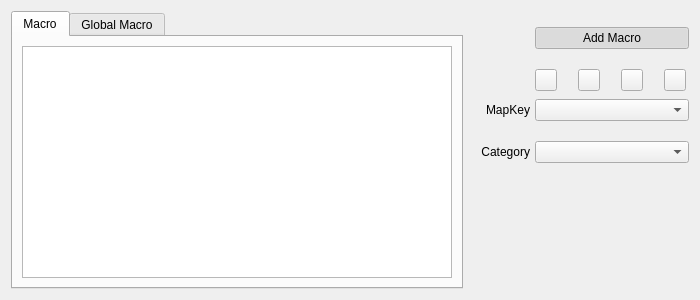
Qt form QKeyMapper/qmacrolistdialog.ui (Zalafina/QKeyMapper) before a commit.
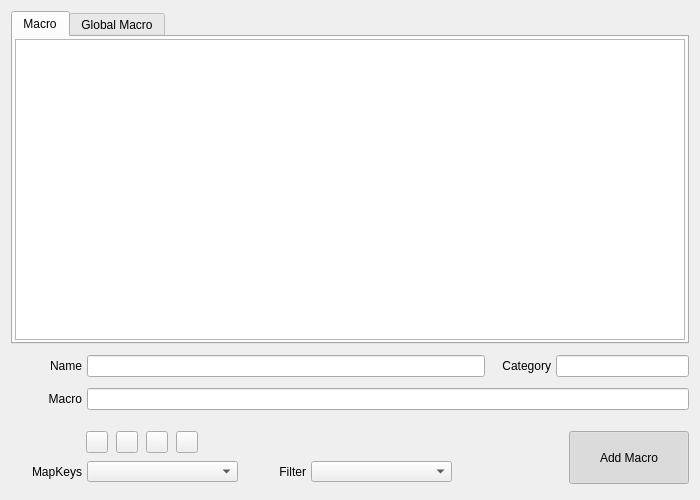
The same form after that commit. The open tabs and pages were chosen to show the change. Custom widgets are drawn as their Qt base class.

Commit message: Add macro list dialog.

Patch:
```diff
--- a/QKeyMapper/qmacrolistdialog.ui
+++ b/QKeyMapper/qmacrolistdialog.ui
@@ -7,25 +7,25 @@
     <x>0</x>
     <y>0</y>
     <width>700</width>
-    <height>300</height>
+    <height>500</height>
    </rect>
   </property>
   <property name="minimumSize">
    <size>
-    <width>500</width>
-    <height>200</height>
+    <width>600</width>
+    <height>400</height>
    </size>
   </property>
   <property name="windowTitle">
    <string>Mapping Macro List</string>
   </property>
+  <layout class="QVBoxLayout" name="verticalLayout_Dialog">
+   <property name="bottomMargin">
+    <number>0</number>
+   </property>
+   <item>
+    <widget class="QWidget" name="showMacroListWidget" native="true">
   <layout class="QHBoxLayout" name="horizontalLayout">
-   <item>
-    <widget class="QWidget" name="macrolistWidget" native="true">
-     <layout class="QVBoxLayout" name="verticalLayout_3">
-      <property name="spacing">
-       <number>0</number>
-      </property>
       <property name="leftMargin">
        <number>0</number>
       </property>
@@ -48,6 +48,21 @@
           <string>Macro</string>
          </attribute>
          <layout class="QVBoxLayout" name="verticalLayout_2">
+          <property name="spacing">
+           <number>0</number>
+          </property>
+          <property name="leftMargin">
+           <number>2</number>
+          </property>
+          <property name="topMargin">
+           <number>2</number>
+          </property>
+          <property name="rightMargin">
+           <number>2</number>
+          </property>
+          <property name="bottomMargin">
+           <number>2</number>
+          </property>
           <item>
            <widget class="MacroListDataTableWidget" name="globalMacroTable"/>
           </item>
@@ -71,83 +86,7 @@
    <item>
     <widget class="QWidget" name="othersWidget" native="true">
      <property name="sizePolicy">
-      <sizepolicy hsizetype="Fixed" vsizetype="Preferred">
-       <horstretch>0</horstretch>
-       <verstretch>0</verstretch>
-      </sizepolicy>
-     </property>
-     <property name="minimumSize">
-      <size>
-       <width>220</width>
-       <height>0</height>
-      </size>
-     </property>
-     <property name="maximumSize">
-      <size>
-       <width>220</width>
-       <height>16777215</height>
-      </size>
-     </property>
-     <layout class="QVBoxLayout" name="verticalLayout_4">
-      <property name="spacing">
-       <number>8</number>
-      </property>
-      <property name="leftMargin">
-       <number>0</number>
-      </property>
-      <property name="topMargin">
-       <number>0</number>
-      </property>
-      <property name="rightMargin">
-       <number>0</number>
-      </property>
-      <property name="bottomMargin">
-       <number>0</number>
-      </property>
-      <item>
-       <spacer name="verticalSpacer_top">
-        <property name="orientation">
-         <enum>Qt::Orientation::Vertical</enum>
-        </property>
-        <property name="sizeType">
-         <enum>QSizePolicy::Policy::Fixed</enum>
-        </property>
-        <property name="sizeHint" stdset="0">
-         <size>
-          <width>20</width>
-          <height>16</height>
-         </size>
-        </property>
-       </spacer>
-      </item>
-      <item>
-       <layout class="QHBoxLayout" name="horizontalLayout_addmacro">
-        <property name="spacing">
-         <number>0</number>
-        </property>
-        <property name="sizeConstraint">
-         <enum>QLayout::SizeConstraint::SetDefaultConstraint</enum>
-        </property>
-        <item>
-         <spacer name="horizontalSpacer_addmacro">
-          <property name="orientation">
-           <enum>Qt::Orientation::Horizontal</enum>
-          </property>
-          <property name="sizeType">
-           <enum>QSizePolicy::Policy::Minimum</enum>
-          </property>
-          <property name="sizeHint" stdset="0">
-           <size>
-            <width>66</width>
-            <height>22</height>
-           </size>
-          </property>
-         </spacer>
-        </item>
-        <item>
-         <widget class="QPushButton" name="addMacroButton">
-          <property name="sizePolicy">
-           <sizepolicy hsizetype="Expanding" vsizetype="Fixed">
+      <sizepolicy hsizetype="Preferred" vsizetype="Fixed">
             <horstretch>0</horstretch>
             <verstretch>0</verstretch>
            </sizepolicy>
@@ -155,73 +94,195 @@
           <property name="minimumSize">
            <size>
             <width>0</width>
-            <height>22</height>
+       <height>150</height>
            </size>
           </property>
           <property name="maximumSize">
            <size>
             <width>16777215</width>
+       <height>150</height>
+      </size>
+     </property>
+     <layout class="QVBoxLayout" name="verticalLayout_5">
+      <property name="leftMargin">
+       <number>0</number>
+      </property>
+      <property name="topMargin">
+       <number>0</number>
+      </property>
+      <property name="rightMargin">
+       <number>0</number>
+      </property>
+      <property name="bottomMargin">
+       <number>0</number>
+      </property>
+      <item>
+       <layout class="QHBoxLayout" name="horizontalLayout_macroNameCatetory" stretch="0,3,0,1">
+        <property name="spacing">
+         <number>5</number>
+        </property>
+        <item>
+         <widget class="QLabel" name="macroNameLabel">
+          <property name="sizePolicy">
+           <sizepolicy hsizetype="Fixed" vsizetype="Fixed">
+            <horstretch>0</horstretch>
+            <verstretch>0</verstretch>
+           </sizepolicy>
+          </property>
+          <property name="minimumSize">
+           <size>
+            <width>71</width>
             <height>22</height>
            </size>
           </property>
-          <property name="focusPolicy">
-           <enum>Qt::FocusPolicy::NoFocus</enum>
+          <property name="maximumSize">
+           <size>
+            <width>71</width>
+            <height>22</height>
+           </size>
           </property>
           <property name="text">
-           <string>Add Macro</string>
+           <string>Name</string>
           </property>
-          <property name="checkable">
-           <bool>true</bool>
+          <property name="alignment">
+           <set>Qt::AlignmentFlag::AlignRight|Qt::AlignmentFlag::AlignTrailing|Qt::AlignmentFlag::AlignVCenter</set>
           </property>
-          <property name="checked">
-           <bool>true</bool>
+         </widget>
+        </item>
+        <item>
+         <widget class="QLineEdit" name="macroNameLineEdit">
+          <property name="sizePolicy">
+           <sizepolicy hsizetype="Expanding" vsizetype="Fixed">
+            <horstretch>0</horstretch>
+            <verstretch>0</verstretch>
+           </sizepolicy>
           </property>
-          <property name="autoDefault">
-           <bool>false</bool>
+          <property name="minimumSize">
+           <size>
+            <width>210</width>
+            <height>0</height>
+           </size>
           </property>
          </widget>
         </item>
-       </layout>
-      </item>
       <item>
-       <spacer name="verticalSpacer_1">
-        <property name="orientation">
-         <enum>Qt::Orientation::Vertical</enum>
-        </property>
-        <property name="sizeType">
-         <enum>QSizePolicy::Policy::Fixed</enum>
-        </property>
-        <property name="sizeHint" stdset="0">
+         <widget class="QLabel" name="catetoryLabel">
+          <property name="sizePolicy">
+           <sizepolicy hsizetype="Fixed" vsizetype="Fixed">
+            <horstretch>0</horstretch>
+            <verstretch>0</verstretch>
+           </sizepolicy>
+          </property>
+          <property name="minimumSize">
+           <size>
+            <width>61</width>
+            <height>0</height>
+           </size>
+          </property>
+          <property name="maximumSize">
          <size>
-          <width>20</width>
-          <height>12</height>
-         </size>
-        </property>
-       </spacer>
+            <width>61</width>
+            <height>16777215</height>
+           </size>
+          </property>
+          <property name="text">
+           <string>Category</string>
+          </property>
+          <property name="alignment">
+           <set>Qt::AlignmentFlag::AlignRight|Qt::AlignmentFlag::AlignTrailing|Qt::AlignmentFlag::AlignVCenter</set>
+          </property>
+         </widget>
       </item>
       <item>
-       <layout class="QHBoxLayout" name="horizontalLayout_mapkey_selector">
+         <widget class="QLineEdit" name="categoryLineEdit">
+          <property name="minimumSize">
+           <size>
+            <width>120</width>
+            <height>22</height>
+           </size>
+          </property>
+          <property name="maximumSize">
+           <size>
+            <width>300</width>
+            <height>22</height>
+           </size>
+          </property>
+         </widget>
+        </item>
+       </layout>
+      </item>
+      <item>
+       <layout class="QHBoxLayout" name="horizontalLayout_content">
         <property name="spacing">
-         <number>0</number>
+         <number>5</number>
         </property>
         <item>
-         <spacer name="horizontalSpacer_select_button_1">
-          <property name="orientation">
-           <enum>Qt::Orientation::Horizontal</enum>
+         <widget class="QLabel" name="macroContentLabel">
+          <property name="sizePolicy">
+           <sizepolicy hsizetype="Fixed" vsizetype="Fixed">
+            <horstretch>0</horstretch>
+            <verstretch>0</verstretch>
+           </sizepolicy>
           </property>
-          <property name="sizeType">
-           <enum>QSizePolicy::Policy::Minimum</enum>
+          <property name="minimumSize">
+           <size>
+            <width>71</width>
+            <height>22</height>
+           </size>
           </property>
-          <property name="sizeHint" stdset="0">
+          <property name="maximumSize">
            <size>
-            <width>66</width>
+            <width>71</width>
             <height>22</height>
            </size>
           </property>
-         </spacer>
+          <property name="text">
+           <string>Macro</string>
+          </property>
+          <property name="alignment">
+           <set>Qt::AlignmentFlag::AlignRight|Qt::AlignmentFlag::AlignTrailing|Qt::AlignmentFlag::AlignVCenter</set>
+          </property>
+         </widget>
         </item>
         <item>
+         <widget class="QLineEdit" name="macroContentLineEdit"/>
+        </item>
+       </layout>
+      </item>
+      <item>
+       <layout class="QHBoxLayout" name="horizontalLayout_addMacro">
+        <property name="spacing">
+         <number>8</number>
+        </property>
+        <item>
+         <widget class="QWidget" name="comboboxWidget" native="true">
+          <property name="sizePolicy">
+           <sizepolicy hsizetype="Fixed" vsizetype="Fixed">
+            <horstretch>0</horstretch>
+            <verstretch>0</verstretch>
+           </sizepolicy>
+          </property>
+          <property name="minimumSize">
+           <size>
+            <width>460</width>
+            <height>71</height>
+           </size>
+          </property>
+          <property name="maximumSize">
+           <size>
+            <width>460</width>
+            <height>71</height>
+           </size>
+          </property>
          <widget class="QPushButton" name="mapList_SelectKeyboardButton">
+           <property name="geometry">
+            <rect>
+             <x>165</x>
+             <y>10</y>
+             <width>22</width>
+             <height>22</height>
+            </rect>
+           </property>
           <property name="sizePolicy">
            <sizepolicy hsizetype="Fixed" vsizetype="Fixed">
             <horstretch>0</horstretch>
@@ -259,25 +320,55 @@
            <bool>false</bool>
           </property>
          </widget>
-        </item>
-        <item>
-         <spacer name="horizontalSpacer_select_button_2">
-          <property name="orientation">
-           <enum>Qt::Orientation::Horizontal</enum>
-          </property>
-          <property name="sizeType">
-           <enum>QSizePolicy::Policy::Fixed</enum>
-          </property>
-          <property name="sizeHint" stdset="0">
+          <widget class="QPushButton" name="mapList_SelectFunctionButton">
+           <property name="geometry">
+            <rect>
+             <x>135</x>
+             <y>10</y>
+             <width>22</width>
+             <height>22</height>
+            </rect>
+           </property>
+           <property name="minimumSize">
+            <size>
+             <width>22</width>
+             <height>22</height>
+            </size>
+           </property>
+           <property name="maximumSize">
            <size>
-            <width>21</width>
+             <width>22</width>
             <height>22</height>
            </size>
           </property>
-         </spacer>
-        </item>
-        <item>
+           <property name="focusPolicy">
+            <enum>Qt::FocusPolicy::NoFocus</enum>
+           </property>
+           <property name="text">
+            <string/>
+           </property>
+           <property name="iconSize">
+            <size>
+             <width>16</width>
+             <height>16</height>
+            </size>
+           </property>
+           <property name="checkable">
+            <bool>true</bool>
+           </property>
+           <property name="autoDefault">
+            <bool>false</bool>
+           </property>
+          </widget>
          <widget class="QPushButton" name="mapList_SelectGamepadButton">
+           <property name="geometry">
+            <rect>
+             <x>105</x>
+             <y>10</y>
+             <width>22</width>
+             <height>22</height>
+            </rect>
+           </property>
           <property name="minimumSize">
            <size>
             <width>22</width>
@@ -309,75 +400,15 @@
            <bool>false</bool>
           </property>
          </widget>
-        </item>
-        <item>
-         <spacer name="horizontalSpacer_select_button_3">
-          <property name="orientation">
-           <enum>Qt::Orientation::Horizontal</enum>
-          </property>
-          <property name="sizeType">
-           <enum>QSizePolicy::Policy::Fixed</enum>
-          </property>
-          <property name="sizeHint" stdset="0">
-           <size>
-            <width>21</width>
-            <height>22</height>
-           </size>
-          </property>
-         </spacer>
-        </item>
-        <item>
          <widget class="QPushButton" name="mapList_SelectMouseButton">
-          <property name="minimumSize">
-           <size>
+           <property name="geometry">
+            <rect>
+             <x>75</x>
+             <y>10</y>
             <width>22</width>
             <height>22</height>
-           </size>
-          </property>
-          <property name="maximumSize">
-           <size>
-            <width>22</width>
-            <height>22</height>
-           </size>
-          </property>
-          <property name="focusPolicy">
-           <enum>Qt::FocusPolicy::NoFocus</enum>
-          </property>
-          <property name="text">
-           <string/>
-          </property>
-          <property name="iconSize">
-           <size>
-            <width>16</width>
-            <height>16</height>
-           </size>
-          </property>
-          <property name="checkable">
-           <bool>true</bool>
-          </property>
-          <property name="autoDefault">
-           <bool>false</bool>
-          </property>
-         </widget>
-        </item>
-        <item>
-         <spacer name="horizontalSpacer_select_button_4">
-          <property name="orientation">
-           <enum>Qt::Orientation::Horizontal</enum>
-          </property>
-          <property name="sizeType">
-           <enum>QSizePolicy::Policy::Fixed</enum>
-          </property>
-          <property name="sizeHint" stdset="0">
-           <size>
-            <width>21</width>
-            <height>22</height>
-           </size>
-          </property>
-         </spacer>
-        </item>
-        <item>
-         <widget class="QPushButton" name="mapList_SelectFunctionButton">
+            </rect>
+           </property>
           <property name="minimumSize">
            <size>
             <width>22</width>
@@ -409,38 +440,37 @@
            <bool>false</bool>
           </property>
          </widget>
-        </item>
-       </layout>
-      </item>
-      <item>
-       <layout class="QHBoxLayout" name="horizontalLayout_mapkey">
-        <property name="spacing">
-         <number>5</number>
-        </property>
-        <item>
          <widget class="QLabel" name="mapkeyLabel">
-          <property name="minimumSize">
-           <size>
-            <width>61</width>
+           <property name="geometry">
+            <rect>
+             <x>-10</x>
+             <y>40</y>
+             <width>81</width>
             <height>22</height>
-           </size>
-          </property>
-          <property name="maximumSize">
-           <size>
-            <width>61</width>
-            <height>22</height>
-           </size>
+            </rect>
           </property>
           <property name="text">
-           <string>MapKey</string>
+            <string>MapKeys</string>
           </property>
           <property name="alignment">
            <set>Qt::AlignmentFlag::AlignRight|Qt::AlignmentFlag::AlignTrailing|Qt::AlignmentFlag::AlignVCenter</set>
           </property>
          </widget>
-        </item>
-        <item>
          <widget class="KeyListComboBox" name="mappingKeyListComboBox">
+           <property name="geometry">
+            <rect>
+             <x>76</x>
+             <y>40</y>
+             <width>151</width>
+             <height>21</height>
+            </rect>
+           </property>
+           <property name="sizePolicy">
+            <sizepolicy hsizetype="Fixed" vsizetype="Fixed">
+             <horstretch>0</horstretch>
+             <verstretch>0</verstretch>
+            </sizepolicy>
+           </property>
           <property name="minimumSize">
            <size>
             <width>151</width>
@@ -448,76 +478,91 @@
            </size>
           </property>
          </widget>
-        </item>
-       </layout>
-      </item>
-      <item>
-       <spacer name="verticalSpacer_2">
-        <property name="orientation">
-         <enum>Qt::Orientation::Vertical</enum>
-        </property>
-        <property name="sizeType">
-         <enum>QSizePolicy::Policy::Fixed</enum>
-        </property>
-        <property name="sizeHint" stdset="0">
-         <size>
-          <width>20</width>
-          <height>12</height>
-         </size>
-        </property>
-       </spacer>
-      </item>
-      <item>
-       <layout class="QHBoxLayout" name="horizontalLayout_category">
-        <property name="spacing">
-         <number>5</number>
-        </property>
-        <item>
-         <widget class="QLabel" name="categoryLabel">
+          <widget class="QComboBox" name="categoryFilterComboBox">
+           <property name="geometry">
+            <rect>
+             <x>300</x>
+             <y>40</y>
+             <width>141</width>
+             <height>21</height>
+            </rect>
+           </property>
           <property name="minimumSize">
            <size>
-            <width>61</width>
-            <height>22</height>
-           </size>
-          </property>
-          <property name="maximumSize">
-           <size>
+             <width>121</width>
+             <height>0</height>
+            </size>
+           </property>
+          </widget>
+          <widget class="QLabel" name="categoryFilterLabel">
+           <property name="geometry">
+            <rect>
+             <x>234</x>
+             <y>40</y>
             <width>61</width>
             <height>22</height>
-           </size>
+            </rect>
           </property>
           <property name="text">
-           <string>Category</string>
+            <string>Filter</string>
           </property>
           <property name="alignment">
            <set>Qt::AlignmentFlag::AlignRight|Qt::AlignmentFlag::AlignTrailing|Qt::AlignmentFlag::AlignVCenter</set>
           </property>
          </widget>
-        </item>
-        <item>
-         <widget class="QComboBox" name="categoryComboBox">
-          <property name="minimumSize">
-           <size>
-            <width>151</width>
-            <height>0</height>
-           </size>
-          </property>
          </widget>
         </item>
-       </layout>
-      </item>
       <item>
-       <spacer name="verticalSpacer_bottom">
+         <spacer name="horizontalSpacer_addMacro">
         <property name="orientation">
-         <enum>Qt::Orientation::Vertical</enum>
+           <enum>Qt::Orientation::Horizontal</enum>
         </property>
         <property name="sizeHint" stdset="0">
          <size>
-          <width>20</width>
-          <height>40</height>
+            <width>40</width>
+            <height>20</height>
          </size>
         </property>
        </spacer>
+        </item>
+        <item>
+         <widget class="QPushButton" name="addMacroButton">
+          <property name="sizePolicy">
+           <sizepolicy hsizetype="Fixed" vsizetype="Fixed">
+            <horstretch>0</horstretch>
+            <verstretch>0</verstretch>
+           </sizepolicy>
+          </property>
+          <property name="minimumSize">
+           <size>
+            <width>120</width>
+            <height>53</height>
+           </size>
+          </property>
+          <property name="maximumSize">
+           <size>
+            <width>120</width>
+            <height>50</height>
+           </size>
+          </property>
+          <property name="focusPolicy">
+           <enum>Qt::FocusPolicy::NoFocus</enum>
+          </property>
+          <property name="text">
+           <string>Add Macro</string>
+          </property>
+          <property name="checkable">
+           <bool>true</bool>
+          </property>
+          <property name="checked">
+           <bool>true</bool>
+          </property>
+          <property name="autoDefault">
+           <bool>false</bool>
+          </property>
+         </widget>
+        </item>
+       </layout>
       </item>
      </layout>
     </widget>
```
Left out of the diff: 17 changed lines with no effect on the pictures. Lines whose indentation alone changed are shown as unchanged. The commit also changes 13 other files.
